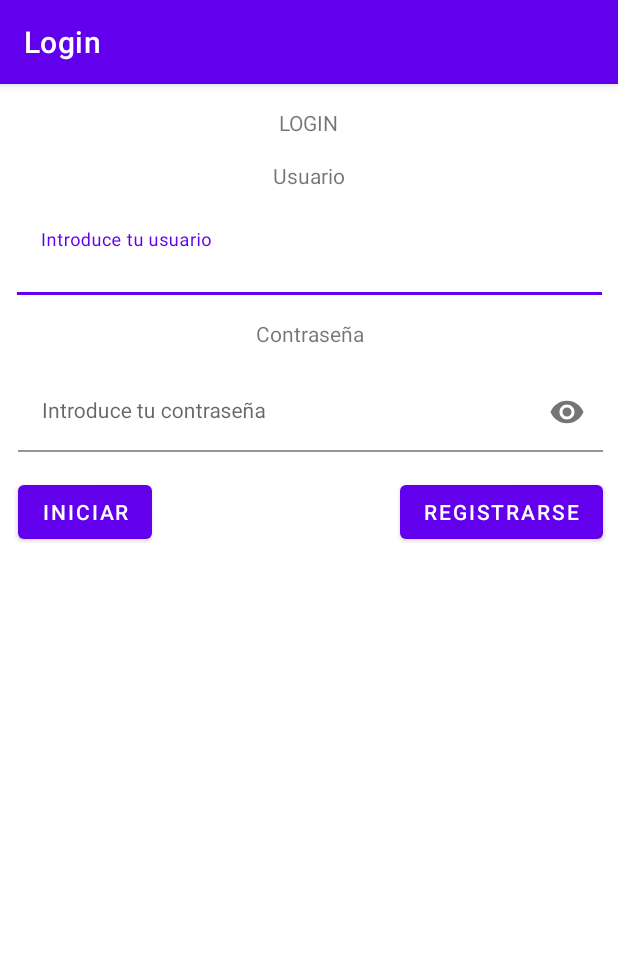
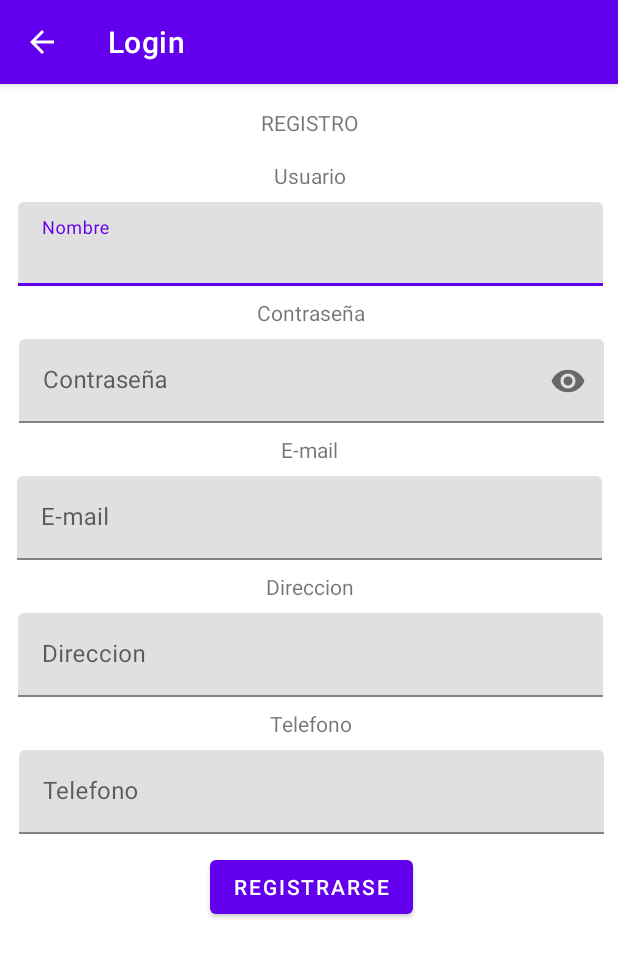
Before and after one commit to reca44/VinhaLopezAntonioProyectoPMDM, an Android app: the screen it shows after launch (MainActivity2 before the commit, registro after it), after a tap on "INICIAR", on a phone screen of 412 x 824 dp. Shown: the top 957 px of the screen. Run offline under Robolectric (Android 15) with nearby library versions, the phone set to English and light mode, and no system bars.

```diff
--- a/app/build.gradle
+++ b/app/build.gradle
@@ -37,6 +37,7 @@ dependencies {
     implementation 'androidx.appcompat:appcompat:1.3.1'
     implementation 'com.google.android.material:material:1.4.0'
     implementation 'androidx.constraintlayout:constraintlayout:2.1.1'
+    implementation 'com.squareup.picasso:picasso:2.71828'
     testImplementation 'junit:junit:4.+'
     androidTestImplementation 'androidx.test.ext:junit:1.1.3'
     androidTestImplementation 'androidx.test.espresso:espresso-core:3.4.0'
--- a/app/src/main/AndroidManifest.xml
+++ b/app/src/main/AndroidManifest.xml
@@ -1,6 +1,8 @@
 <?xml version="1.0" encoding="utf-8"?>
 <manifest xmlns:android="http://schemas.android.com/apk/res/android"
     package="com.murallaromana.dam">
+
+    <uses-permission android:name="android.permission.INTERNET" />
 
     <application
         android:allowBackup="true"
@@ -10,12 +12,12 @@
         android:supportsRtl="true"
         android:theme="@style/Theme.VinaLopezAntonioProyectoPMDM">
         <activity
-            android:name=".MainActivity"
+            android:name=".activities.registro"
             android:exported="true"
-            android:parentActivityName=".MainActivity2"
+            android:parentActivityName=".activities.login"
             />
         <activity
-            android:name=".MainActivity2"
+            android:name=".activities.login"
             android:exported="true">
             <intent-filter>
                 <action android:name="android.intent.action.MAIN" />
--- a/app/src/main/java/com/murallaromana/dam/MainActivity2.kt
+++ /dev/null
@@ -1,51 +0,0 @@
-package com.murallaromana.dam
-
-import android.content.Context
-import android.content.Intent
-import androidx.appcompat.app.AppCompatActivity
-import android.os.Bundle
-import android.util.Log
-import android.widget.Button
-import android.widget.EditText
-import android.widget.TextView
-import android.widget.Toast
-import com.google.android.material.textfield.TextInputEditText
-
-class MainActivity2 : AppCompatActivity() {
-    private lateinit var btRegistrarse: Button
-    private lateinit var btIniciar: Button
-    private  lateinit var textIUsuario: TextInputEditText
-    private  lateinit var textIpassLogin: TextInputEditText
-    override fun onCreate(savedInstanceState: Bundle?) {
-        super.onCreate(savedInstanceState)
-        setContentView(R.layout.activity_main2)
-        btRegistrarse = findViewById(R.id.Registrarse)
-        btIniciar=findViewById(R.id.btIniciar)
-        btRegistrarse.setOnClickListener {
-            Toast.makeText(this, "Registro", Toast.LENGTH_SHORT).show()
-            val intent= Intent(this, MainActivity::class.java)
-            startActivity(intent)
-    }
-
-        btIniciar.setOnClickListener{
-        textIUsuario=findViewById(R.id.inputUsuario)
-        textIpassLogin=findViewById(R.id.inputPass)
-            val sharedPref =getPreferences(MODE_PRIVATE)
-           // val defaultValue = resources.getString(R.integer.saved_high_score_default_key)
-
-            val highScore = sharedPref.getString("Usuario", "")
-            val highScore2 = sharedPref.getString("Password", "")
-            if (highScore.equals(textIUsuario.text.toString())&&
-                highScore2.equals(textIpassLogin.text.toString())){
-                Toast.makeText(this,"Datos correctos",Toast.LENGTH_SHORT).show()
-
-
-            }else{
-                Toast.makeText(this,"Error,datos mal",Toast.LENGTH_SHORT).show()
-               // textIUsuario.setText(highScore)
-               // textIpassLogin.setText(highScore2)
-            }
-        }
-
-    }
-}
--- /dev/null
+++ b/app/src/main/java/com/murallaromana/dam/activities/login.kt
@@ -0,0 +1,51 @@
+package com.murallaromana.dam.activities
+
+import android.content.Intent
+import androidx.appcompat.app.AppCompatActivity
+import android.os.Bundle
+import android.widget.Button
+import android.widget.Toast
+import com.google.android.material.textfield.TextInputEditText
+import com.murallaromana.dam.R
+
+class login : AppCompatActivity() {
+    private lateinit var btRegistrarse: Button
+    private lateinit var btIniciar: Button
+    private  lateinit var textIUsuario: TextInputEditText
+    private  lateinit var textIpassLogin: TextInputEditText
+    override fun onCreate(savedInstanceState: Bundle?) {
+        super.onCreate(savedInstanceState)
+        setContentView(R.layout.login)
+        btRegistrarse = findViewById(R.id.Registrarse)
+        btIniciar=findViewById(R.id.btIniciar)
+        btRegistrarse.setOnClickListener {
+            Toast.makeText(this, "Registro", Toast.LENGTH_SHORT).show()
+            val intent= Intent(this, registro::class.java)
+            startActivity(intent)
+    }
+
+        btIniciar.setOnClickListener{
+        textIUsuario=findViewById(R.id.inputUsuario)
+        textIpassLogin=findViewById(R.id.inputPass)
+//            val sharedPref =getPreferences(MODE_PRIVATE)
+//           // val defaultValue = resources.getString(R.integer.saved_high_score_default_key)
+//
+//            val highScore = sharedPref.getString("Usuario", "")
+//            val highScore2 = sharedPref.getString("Password", "")
+//            if (highScore.equals(textIUsuario.text.toString())&&
+//                highScore2.equals(textIpassLogin.text.toString())){
+//                Toast.makeText(this,"Datos correctos",Toast.LENGTH_SHORT).show()
+//
+//
+//            }else{
+//                Toast.makeText(this,"Error,datos mal",Toast.LENGTH_SHORT).show()
+//               // textIUsuario.setText(highScore)
+//               // textIpassLogin.setText(highScore2)
+//            }
+            Toast.makeText(this, "Listado", Toast.LENGTH_SHORT).show()
+            val intent= Intent(this, registro::class.java)
+            startActivity(intent)
+        }
+
+    }
+}
--- a/app/src/main/java/com/murallaromana/dam/MainActivity.kt
+++ b/app/src/main/java/com/murallaromana/dam/activities/registro.kt
@@ -1,16 +1,13 @@
-package com.murallaromana.dam
+package com.murallaromana.dam.activities
 
 import android.content.Context
-import android.content.Intent
 import androidx.appcompat.app.AppCompatActivity
 import android.os.Bundle
 import android.widget.Button
-import android.widget.EditText
-import android.widget.TextView
-import android.widget.Toast
 import com.google.android.material.textfield.TextInputEditText
+import com.murallaromana.dam.R
 
-class MainActivity : AppCompatActivity() {
+class registro : AppCompatActivity() {
     private lateinit var btRegistrarse:Button
     private  lateinit var textIUsuario: TextInputEditText
     private  lateinit var textPass: TextInputEditText
@@ -19,7 +16,7 @@ class MainActivity : AppCompatActivity() {
     private  lateinit var textTelefono: TextInputEditText
     override fun onCreate(savedInstanceState: Bundle?) {
         super.onCreate(savedInstanceState)
-        setContentView(R.layout.activity_main)
+        setContentView(R.layout.registro)
         btRegistrarse=findViewById(R.id.btRegistrarse)
         btRegistrarse.setOnClickListener {onBackPressed()
 
--- a/app/src/main/res/layout/activity_main2.xml
+++ b/app/src/main/res/layout/login.xml
@@ -4,7 +4,7 @@
     xmlns:tools="http://schemas.android.com/tools"
     android:layout_width="match_parent"
     android:layout_height="match_parent"
-    tools:context=".MainActivity2">
+    tools:context=".activities.login">
 
     <TextView
         android:id="@+id/textView5"
--- a/app/src/main/res/layout/activity_main.xml
+++ b/app/src/main/res/layout/registro.xml
@@ -4,7 +4,7 @@
     xmlns:tools="http://schemas.android.com/tools"
     android:layout_width="match_parent"
     android:layout_height="match_parent"
-    tools:context=".MainActivity2">
+    tools:context=".activities.login">
 
     <TextView
         android:id="@+id/textView2"
```
Also changed, not shown: app/src/main/java/com/murallaromana/dam/activities/lista.kt (added, +68 -0 lines), app/src/main/java/com/murallaromana/dam/adapters/ListaPersonajesAdapter.kt (added, +44 -0 lines), app/src/main/java/com/murallaromana/dam/model/entities/Personaje.kt (added, +20 -0 lines), app/src/main/res/layout/activity_lista.xml (added, +19 -0 lines), app/src/main/res/layout/item_personaje.xml (added, +69 -0 lines).
